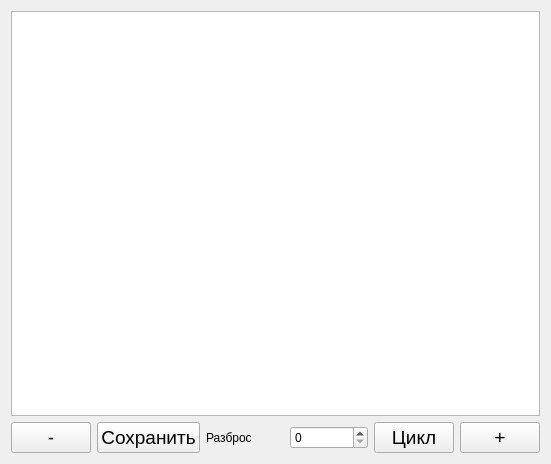
Above: PHDCube/graphicalwidget.ui from reinerwaldmann/PHDCube before the change. Below: the same form after it.
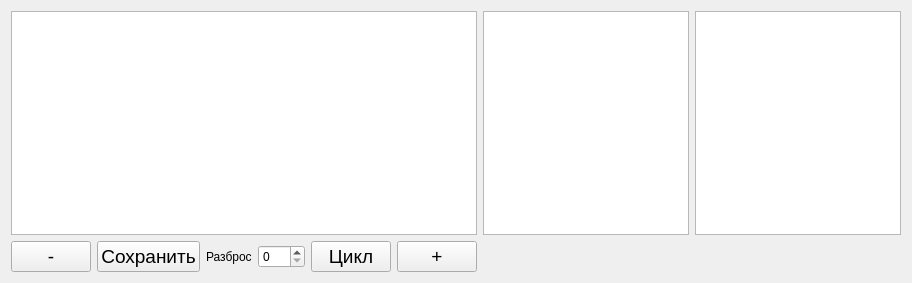
That is the form after the change.

Diff of the .ui file:
```diff
--- a/PHDCube/graphicalwidget.ui
+++ b/PHDCube/graphicalwidget.ui
@@ -6,18 +6,15 @@
    <rect>
     <x>0</x>
     <y>0</y>
-    <width>551</width>
-    <height>464</height>
+    <width>912</width>
+    <height>283</height>
    </rect>
   </property>
   <property name="windowTitle">
    <string>Form</string>
   </property>
-  <layout class="QVBoxLayout" name="verticalLayout">
-   <item>
-    <widget class="QGraphicsView" name="graphicsView"/>
-   </item>
-   <item>
+  <layout class="QGridLayout" name="gridLayout">
+   <item row="1" column="0">
     <layout class="QHBoxLayout" name="horizontalLayout">
      <item>
       <widget class="QPushButton" name="scaleMinus">
@@ -113,6 +110,15 @@
      </item>
     </layout>
    </item>
+   <item row="0" column="1">
+    <widget class="QTextEdit" name="textEdit"/>
+   </item>
+   <item row="0" column="0">
+    <widget class="QGraphicsView" name="graphicsView"/>
+   </item>
+   <item row="0" column="2">
+    <widget class="QTextEdit" name="textEdit_2"/>
+   </item>
   </layout>
  </widget>
  <resources/>
```
